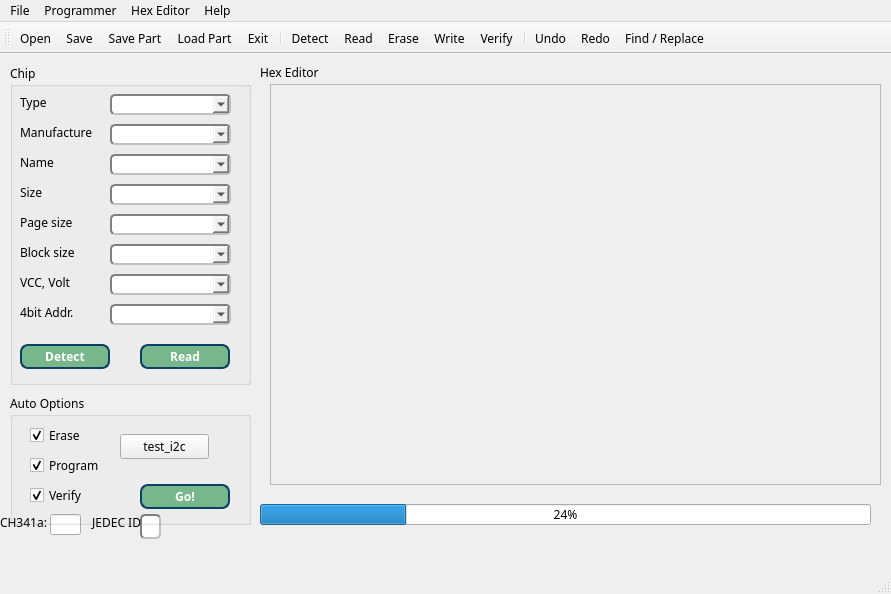
Before: the Qt Designer form mainwindow.ui in bigbigmdm/IMSProg, drawn with Qt 5.
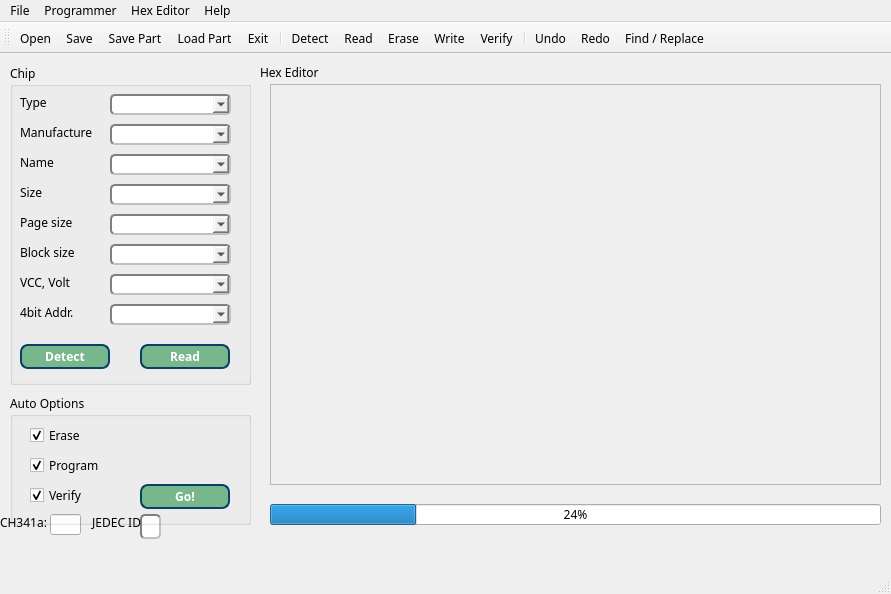
After: the same form once the commit is applied. Icons and pictures are not drawn.

The edit to the form file:
```diff
--- a/mainwindow.ui
+++ b/mainwindow.ui
@@ -86,7 +86,7 @@
    <widget class="QProgressBar" name="progressBar">
     <property name="geometry">
      <rect>
-      <x>260</x>
+      <x>270</x>
       <y>450</y>
       <width>611</width>
       <height>21</height>
@@ -471,19 +471,6 @@
       <string>Go!</string>
      </property>
     </widget>
-    <widget class="QPushButton" name="pushButton_4">
-     <property name="geometry">
-      <rect>
-       <x>110</x>
-       <y>40</y>
-       <width>89</width>
-       <height>25</height>
-      </rect>
-     </property>
-     <property name="text">
-      <string>test_i2c</string>
-     </property>
-    </widget>
    </widget>
    <widget class="QLabel" name="label_7">
     <property name="geometry">
```
